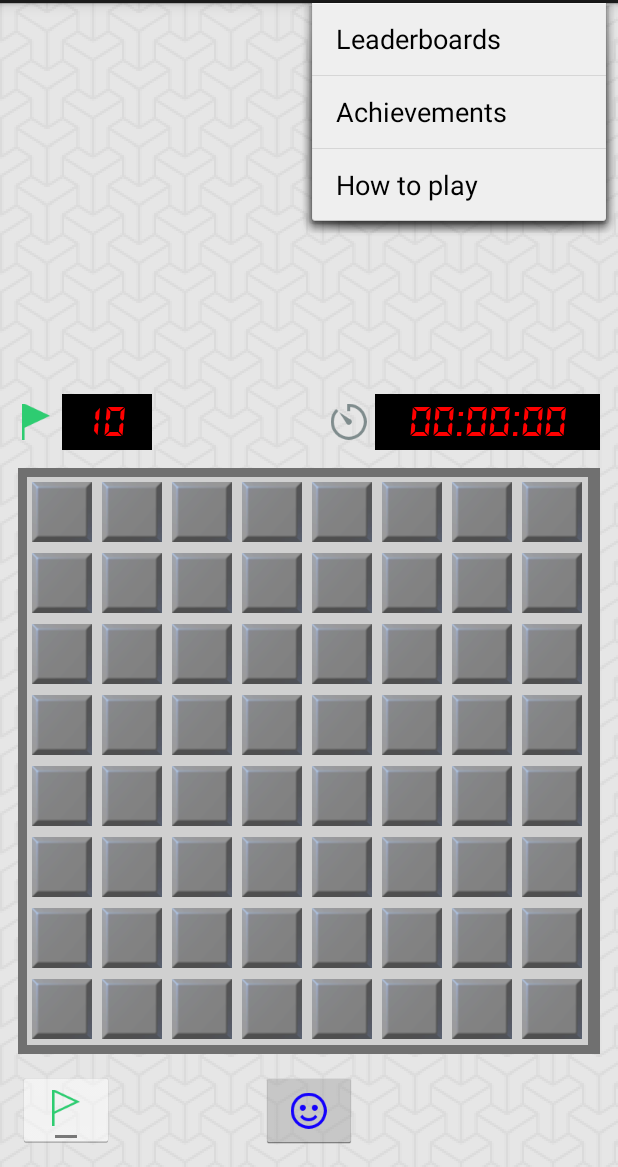
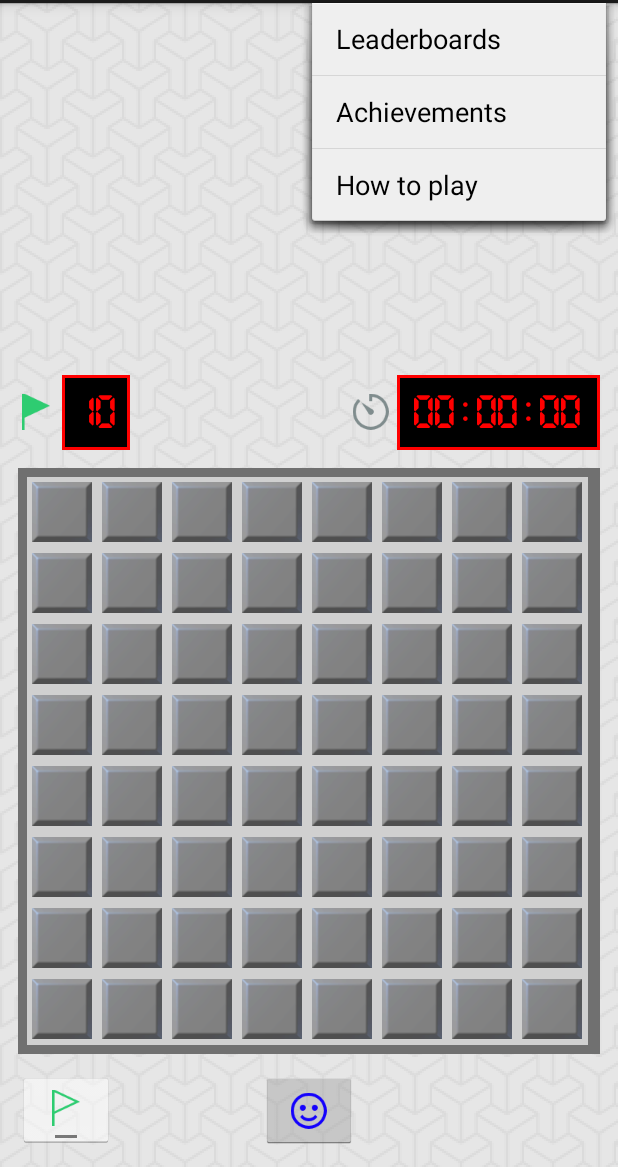
Before and after one commit to s0nerik/Minesweeper, an Android app: the screen it shows after launch (MinesweeperActivity), with the options menu open, on a phone screen of 412 x 824 dp, the part 69-1236 px from its top. Run offline under Robolectric (Android 15) with nearby library versions, the phone set to English and light mode, and no system bars; our stand-ins replace ButterKnife; libraries missing offline, so code that uses them is left out: de.keyboardsurfer.android; 7 statements that could not run were skipped.

```diff
--- a/app/build.gradle
+++ b/app/build.gradle
@@ -8,8 +8,8 @@ android {
         applicationId "com.etiennelawlor.minesweeper"
         minSdkVersion 14
         targetSdkVersion 20
-        versionCode 3
-        versionName "0.0.3"
+        versionCode 4
+        versionName "0.0.4"
     }
     signingConfigs {
         release {
--- a/app/src/main/java/com/etiennelawlor/minesweeper/fragments/MinesweeperFragment.java
+++ b/app/src/main/java/com/etiennelawlor/minesweeper/fragments/MinesweeperFragment.java
@@ -112,9 +112,11 @@ public class MinesweeperFragment extends Fragment {
 
                     if(mFlagModeActive){
                         if(flagImageView.getVisibility() == View.GONE) {
-                            tileImageView.setVisibility(View.GONE);
-                            flagImageView.setVisibility(View.VISIBLE);
-                            mFlagsTextView.setText(String.valueOf(--mFlagsCount));
+                            if(mFlagsCount != 0){
+                                tileImageView.setVisibility(View.GONE);
+                                flagImageView.setVisibility(View.VISIBLE);
+                                mFlagsTextView.setText(String.valueOf(--mFlagsCount));
+                            }
                         }else {
                             tileImageView.setVisibility(View.VISIBLE);
                             flagImageView.setVisibility(View.GONE);
@@ -328,8 +330,6 @@ public class MinesweeperFragment extends Fragment {
     // endregion
 
     // region Lifecycle Methods
-
-
     @Override
     public void onAttach(Activity activity) {
         super.onAttach(activity);
@@ -356,6 +356,24 @@ public class MinesweeperFragment extends Fragment {
     }
 
     @Override
+    public void onResume() {
+        super.onResume();
+
+        if(mGameState == GameState.IN_PLAY){
+            mStartTime = SystemClock.uptimeMillis();
+            mCustomHandler.postDelayed(mUpdateTimerThread, 0);
+        }
+    }
+
+    @Override
+    public void onPause() {
+        super.onPause();
+
+        mTimeSwapBuff += mTimeInMilliseconds;
+        mCustomHandler.removeCallbacks(mUpdateTimerThread);
+    }
+
+    @Override
     public void onDestroyView() {
         super.onDestroyView();
         ButterKnife.reset(this);
@@ -369,6 +387,7 @@ public class MinesweeperFragment extends Fragment {
         mCustomHandler.removeCallbacks(mUpdateTimerThread);
         mFaceImageButton.setImageResource(R.drawable.ic_happy);
         mClickedTileCount = 0;
+        mTimeSwapBuff = 0;
         mFlagsCount = 10;
         mFlagsTextView.setText(String.valueOf(mFlagsCount));
         mTimerTextView.setText("00:00:00");
--- /dev/null
+++ b/app/src/main/res/drawable/digital_bg.xml
@@ -0,0 +1,10 @@
+<?xml version="1.0" encoding="utf-8"?>
+<shape xmlns:android="http://schemas.android.com/apk/res/android"
+    android:shape="rectangle">
+
+    <solid android:color="@android:color/black" />
+
+    <stroke
+        android:width="2dp"
+        android:color="@color/red" />
+</shape>
--- a/app/src/main/res/layout/fragment_minesweeper.xml
+++ b/app/src/main/res/layout/fragment_minesweeper.xml
@@ -75,18 +75,18 @@
 
         <com.etiennelawlor.minesweeper.views.CustomFontTextView
             android:id="@+id/flags_tv"
-            android:layout_width="60dp"
+            android:layout_width="45dp"
             android:layout_height="wrap_content"
             android:layout_marginLeft="5dp"
             android:layout_toRightOf="@id/flag_iv"
-            android:background="@android:color/black"
+            android:background="@drawable/digital_bg"
             android:gravity="center"
-            android:padding="3dp"
+            android:padding="8dp"
             android:text="10"
             android:textColor="@color/red"
-            android:textSize="30sp"
+            android:textSize="32sp"
             android:textStyle="bold"
-            app:textFont="DS_DIGIT" />
+            app:textFont="Digital_Dismay" />
 
     </LinearLayout>
 
@@ -107,17 +107,17 @@
 
         <com.etiennelawlor.minesweeper.views.CustomFontTextView
             android:id="@+id/timer_tv"
-            android:layout_width="150dp"
+            android:layout_width="135dp"
             android:layout_height="wrap_content"
             android:layout_marginLeft="5dp"
-            android:background="@android:color/black"
+            android:background="@drawable/digital_bg"
             android:gravity="center"
-            android:padding="3dp"
-            android:text="00:00:000"
+            android:padding="8dp"
+            android:text="00:00:00"
             android:textColor="@color/red"
-            android:textSize="30sp"
+            android:textSize="32sp"
             android:textStyle="bold"
-            app:textFont="DS_DIGIT" />
+            app:textFont="Digital_Dismay" />
     </LinearLayout>
 
 
```
Also changed, not shown: app/src/main/java/com/etiennelawlor/minesweeper/views/CustomFontTextView.java (+16 -0 lines), app/src/main/res/values/attrs.xml (+8 -0 lines), app/src/main/assets/fonts/Digital_Dismay.otf (added), app/src/main/assets/fonts/TickingTimebombBB.ttf (added), app/src/main/assets/fonts/advanced_pixel_lcd_7.ttf (added), app/src/main/assets/fonts/digital-7-italic.ttf (added), app/src/main/assets/fonts/digital-7-mono.ttf (added), app/src/main/assets/fonts/digital-7.ttf (added), app/src/main/assets/fonts/digital-readout-heavy-oblique.ttf (added), app/src/main/assets/fonts/digital_readout_heavy.ttf (added).
